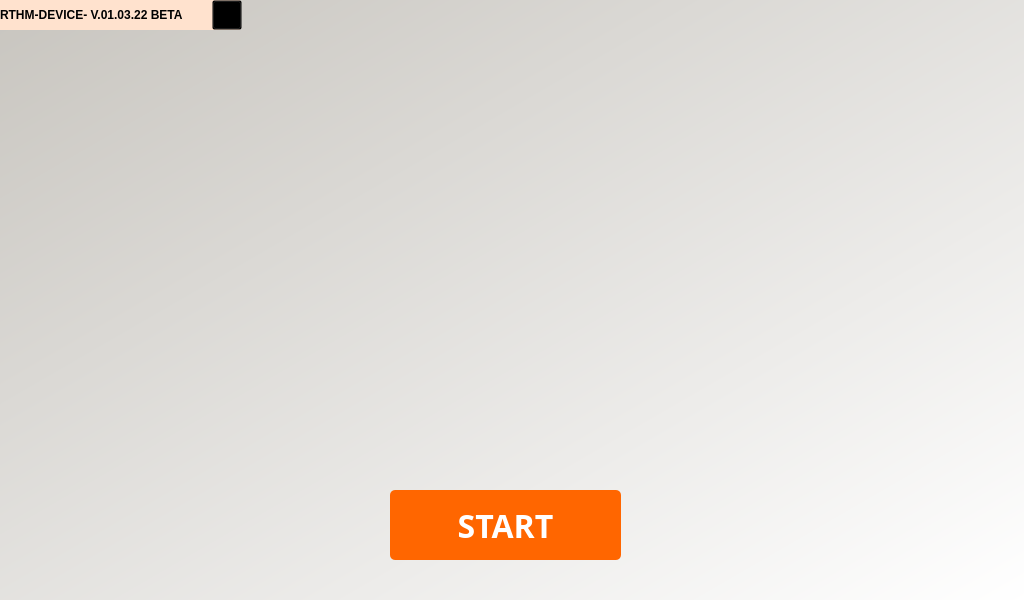
Qt form FRONTEND/windowStart.ui (Jonnykoder/RTHM-Device) before a commit.
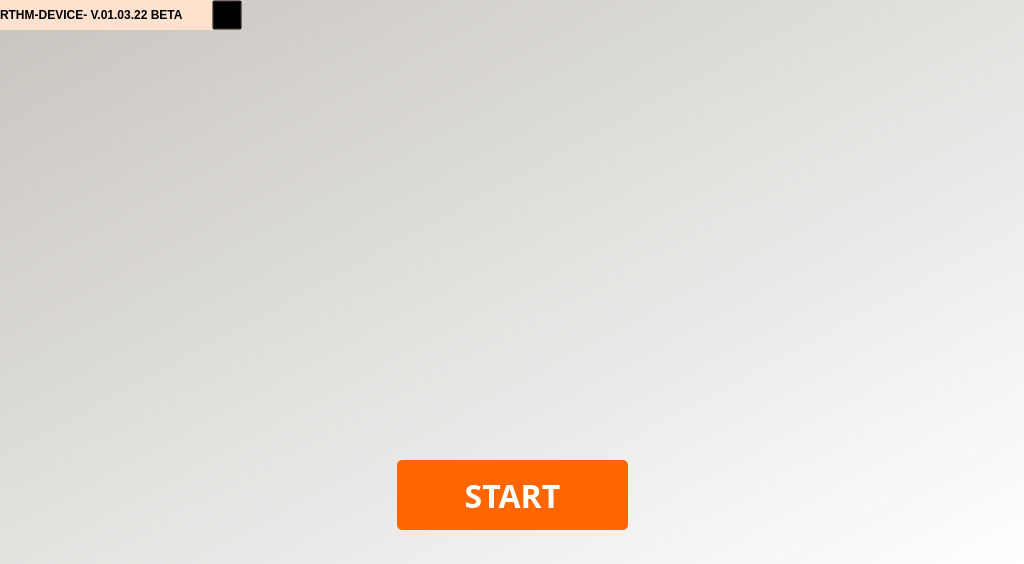
The same form after that commit. Icons and pictures are not drawn.

Commit message:
adjusted height
adjusted height

Patch:
```diff
--- a/FRONTEND/windowStart.ui
+++ b/FRONTEND/windowStart.ui
@@ -7,7 +7,7 @@
     <x>0</x>
     <y>0</y>
     <width>1024</width>
-    <height>600</height>
+    <height>564</height>
    </rect>
   </property>
   <property name="windowTitle">
@@ -22,7 +22,7 @@
      <x>0</x>
      <y>0</y>
      <width>1024</width>
-     <height>600</height>
+     <height>564</height>
     </rect>
    </property>
    <property name="styleSheet">
@@ -33,7 +33,7 @@
     <property name="geometry">
      <rect>
       <x>252</x>
-      <y>50</y>
+      <y>30</y>
       <width>521</width>
       <height>391</height>
      </rect>
@@ -51,8 +51,8 @@
    <widget class="QPushButton" name="btnStart">
     <property name="geometry">
      <rect>
-      <x>390</x>
-      <y>490</y>
+      <x>397</x>
+      <y>460</y>
       <width>231</width>
       <height>70</height>
      </rect>
```
The commit also changes 1 other file.
